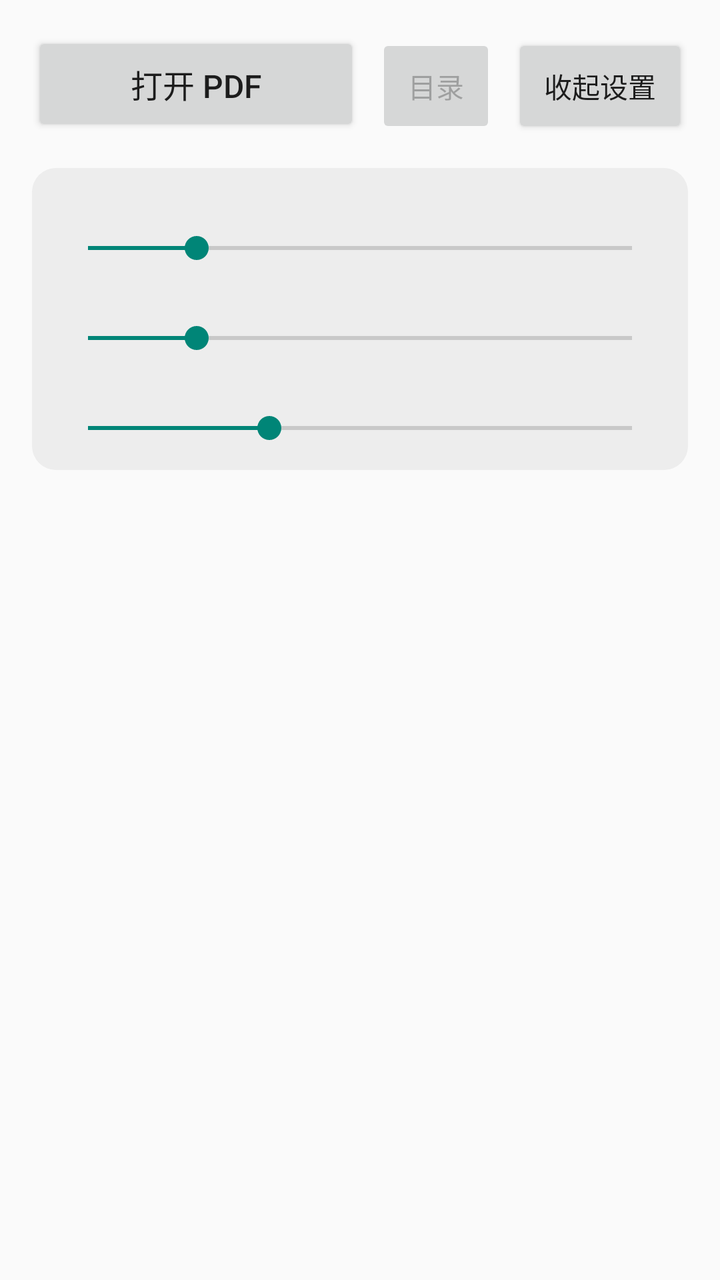
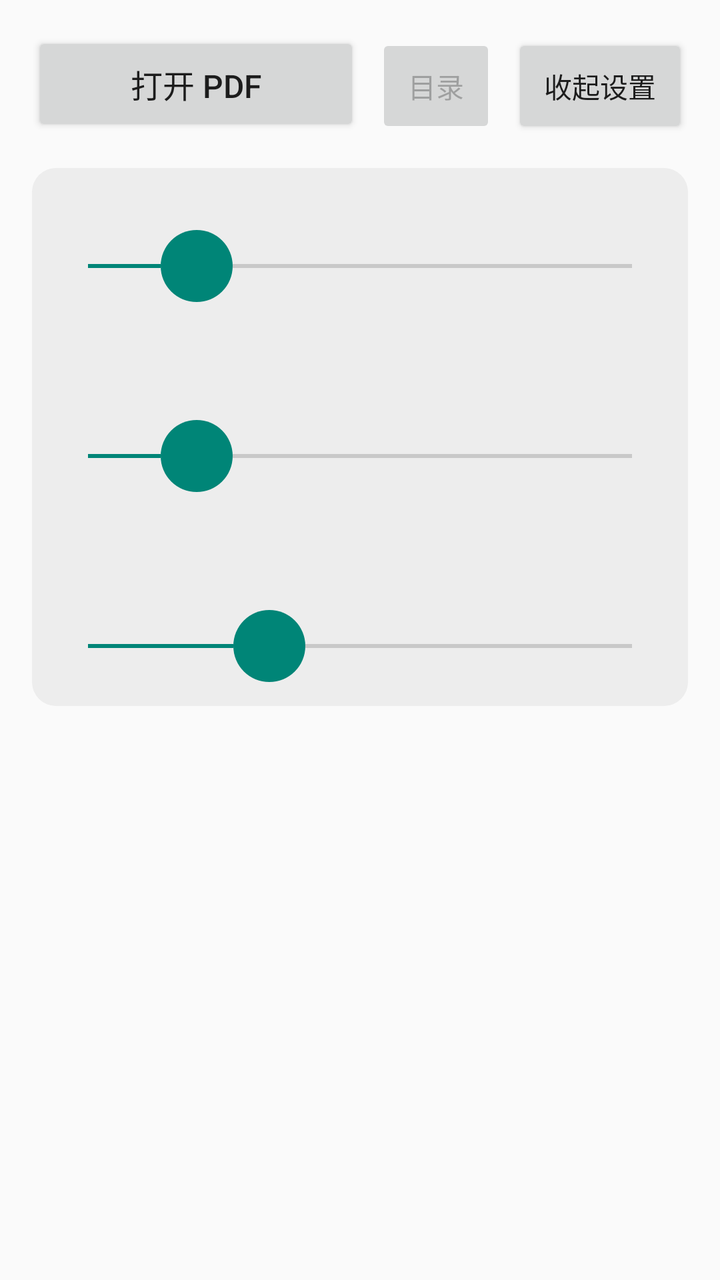

Compare the two renders of this Android layout. The source of the first and the diff that turns it into the second are given below.
<!-- AndroidManifest.xml: application theme Theme.PdfReader -->
<!-- res/layout/activity_main.xml -->
<?xml version="1.0" encoding="utf-8"?>
<LinearLayout xmlns:android="http://schemas.android.com/apk/res/android"
    android:id="@+id/rootLayout"
    android:layout_width="match_parent"
    android:layout_height="match_parent"
    android:orientation="vertical"
    android:paddingHorizontal="16dp"
    android:paddingTop="16dp"
    android:paddingBottom="8dp">

    <LinearLayout
        android:layout_width="match_parent"
        android:layout_height="wrap_content"
        android:orientation="horizontal">

        <Button
            android:id="@+id/openButton"
            android:layout_width="0dp"
            android:layout_height="wrap_content"
            android:layout_weight="1"
            android:minHeight="52dp"
            android:text="@string/open_pdf"
            android:textSize="16sp" />

        <Button
            android:id="@+id/tocButton"
            android:layout_width="wrap_content"
            android:layout_height="wrap_content"
            android:layout_marginStart="8dp"
            android:enabled="false"
            android:minHeight="52dp"
            android:minWidth="0dp"
            android:paddingHorizontal="16dp"
            android:text="@string/toc_button"
            android:textSize="14sp" />

        <Button
            android:id="@+id/toggleSettingsButton"
            android:layout_width="wrap_content"
            android:layout_height="wrap_content"
            android:layout_marginStart="8dp"
            android:minHeight="52dp"
            android:minWidth="0dp"
            android:paddingHorizontal="16dp"
            android:text="@string/settings_toggle_hide"
            android:textSize="14sp" />

    </LinearLayout>

    <LinearLayout
        android:id="@+id/settingsPanel"
        android:layout_width="match_parent"
        android:layout_height="wrap_content"
        android:layout_marginTop="16dp"
        android:background="@drawable/bg_settings_panel"
        android:orientation="vertical"
        android:padding="12dp">

        <TextView
            android:id="@+id/fontSizeLabel"
            android:layout_width="match_parent"
            android:layout_height="wrap_content" />

        <SeekBar
            android:id="@+id/fontSizeSeekBar"
            android:layout_width="match_parent"
            android:layout_height="wrap_content"
            android:min="12"
            android:max="32"
            android:progress="16" />

        <TextView
            android:id="@+id/lineSpacingLabel"
            android:layout_width="match_parent"
            android:layout_height="wrap_content"
            android:layout_marginTop="8dp" />

        <SeekBar
            android:id="@+id/lineSpacingSeekBar"
            android:layout_width="match_parent"
            android:layout_height="wrap_content"
            android:min="0"
            android:max="10"
            android:progress="2" />

        <TextView
            android:id="@+id/paddingLabel"
            android:layout_width="match_parent"
            android:layout_height="wrap_content"
            android:layout_marginTop="8dp" />

        <SeekBar
            android:id="@+id/paddingSeekBar"
            android:layout_width="match_parent"
            android:layout_height="wrap_content"
            android:min="8"
            android:max="32"
            android:progress="16" />

    </LinearLayout>

    <ProgressBar
        android:id="@+id/progressBar"
        android:layout_width="match_parent"
        android:layout_height="wrap_content"
        android:layout_marginTop="12dp"
        android:layout_marginBottom="4dp"
        android:indeterminate="true"
        android:visibility="gone" />

    
    <ScrollView
        android:id="@+id/contentScrollView"
        android:layout_width="match_parent"
        android:layout_height="0dp"
        android:layout_marginTop="8dp"
        android:layout_weight="1">

        <LinearLayout
            android:id="@+id/contentContainer"
            android:layout_width="match_parent"
            android:layout_height="wrap_content"
            android:orientation="vertical"
            android:padding="16dp" />

    </ScrollView>

</LinearLayout>
<!-- resources referenced by this layout -->
<resources>
  <!-- drawable bg_settings_panel (drawable) -->
  <?xml version="1.0" encoding="utf-8"?>
  <shape xmlns:android="http://schemas.android.com/apk/res/android"
      android:shape="rectangle">
      <solid android:color="#1F888888" />
      <corners android:radius="12dp" />
  </shape>
  <string name="open_pdf">打开 PDF</string>
  <string name="settings_toggle_hide">收起设置</string>
  <string name="toc_button">目录</string>
  <style name="Theme.PdfReader" parent="Theme.AppCompat.DayNight.NoActionBar" />
</resources>

<!-- the commit's change to res/layout/activity_main.xml (unified diff, before → after) -->
@@ -67,13 +67,14 @@
             android:layout_height="wrap_content"
             android:min="12"
             android:max="32"
-            android:progress="16" />
+            android:progress="16"
+            android:thumb="@drawable/seekbar_thumb_large" />
 
         <TextView
             android:id="@+id/lineSpacingLabel"
             android:layout_width="match_parent"
             android:layout_height="wrap_content"
-            android:layout_marginTop="8dp" />
+            android:layout_marginTop="40dp" />
 
         <SeekBar
             android:id="@+id/lineSpacingSeekBar"
@@ -81,13 +82,14 @@
             android:layout_height="wrap_content"
             android:min="0"
             android:max="10"
-            android:progress="2" />
+            android:progress="2"
+            android:thumb="@drawable/seekbar_thumb_large" />
 
         <TextView
             android:id="@+id/paddingLabel"
             android:layout_width="match_parent"
             android:layout_height="wrap_content"
-            android:layout_marginTop="8dp" />
+            android:layout_marginTop="40dp" />
 
         <SeekBar
             android:id="@+id/paddingSeekBar"
@@ -95,7 +97,8 @@
             android:layout_height="wrap_content"
             android:min="8"
             android:max="32"
-            android:progress="16" />
+            android:progress="16"
+            android:thumb="@drawable/seekbar_thumb_large" />
 
     </LinearLayout>
 
<!-- resource entries referenced after the edit -->
@@ -7,6 +7,15 @@
       <solid android:color="#1F888888" />
       <corners android:radius="12dp" />
   </shape>
+  <!-- drawable seekbar_thumb_large (drawable) -->
+  <?xml version="1.0" encoding="utf-8"?>
+  <shape xmlns:android="http://schemas.android.com/apk/res/android"
+      android:shape="oval">
+      <solid android:color="?attr/colorControlActivated" />
+      <size
+          android:width="36dp"
+          android:height="36dp" />
+  </shape>
   <string name="open_pdf">打开 PDF</string>
   <string name="settings_toggle_hide">收起设置</string>
   <string name="toc_button">目录</string>
